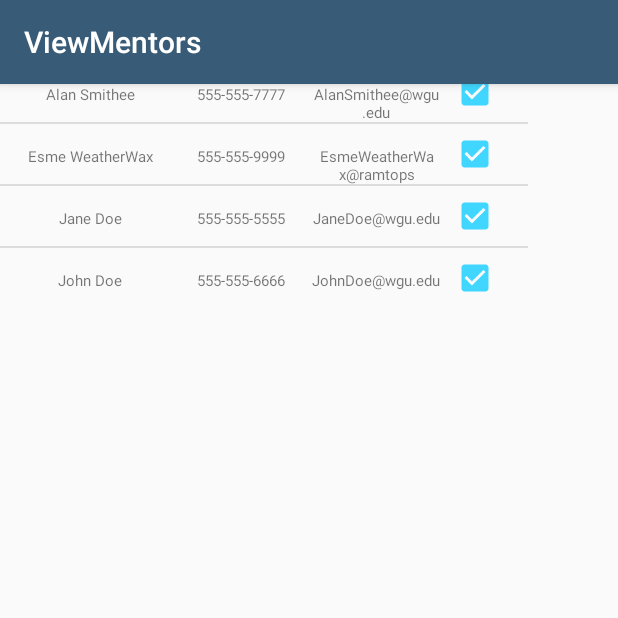
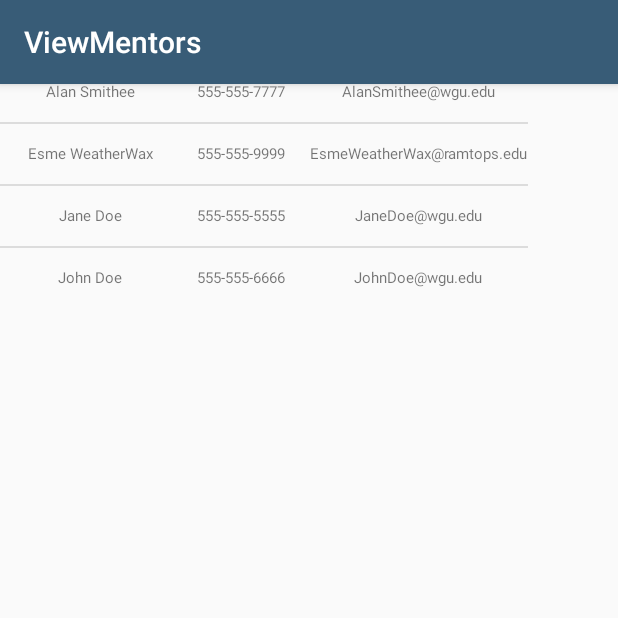
Before and after one commit to josephlosee/C196Practical, an Android app: the MentorList screen opened directly, with no data from a screen before it, on a phone screen of 412 x 824 dp, the top half of it. Run offline under Robolectric (Android 15) with nearby library versions, the phone set to English and light mode, and no system bars; 1 statement that could not run was skipped.

Commit message:
friday
still need to fix alert

```diff
--- a/app/src/main/java/edu/jlosee/c196practical/MentorCursorAdapter.java
+++ b/app/src/main/java/edu/jlosee/c196practical/MentorCursorAdapter.java
@@ -31,7 +31,7 @@ public class MentorCursorAdapter extends CursorAdapter{
         TextView mentorName = (TextView) view.findViewById(R.id.mentorName);
         TextView mentorPhone = (TextView) view.findViewById(R.id.mentorPhone);
         TextView mentorEmail = (TextView) view.findViewById(R.id.mentorEmail);
-        CheckBox checkBox = (CheckBox)view.findViewById(R.id.mentorAdd);
+        //CheckBox checkBox = (CheckBox)view.findViewById(R.id.mentorAdd);
 
         // Extract properties from cursor
         String name = cursor.getString(cursor.getColumnIndexOrThrow(DBOpenHelper.MENTOR_NAME));
@@ -44,7 +44,9 @@ public class MentorCursorAdapter extends CursorAdapter{
 
         //int priority = cursor.getInt(cursor.getColumnIndexOrThrow("priority"));
 
-        checkBox.setChecked(true);
+        //heckBox.setChecked(true);
         //TODO: add the mentor ID here somehow
+        TextView mentorID = (TextView) view.findViewById(R.id.mentorID);
+        mentorID.setText(cursor.getString(cursor.getColumnIndexOrThrow(DBOpenHelper.TABLE_ID+DBOpenHelper.TABLE_MENTOR)));
     }
 }
--- a/app/src/main/res/layout/mentorlinear.xml
+++ b/app/src/main/res/layout/mentorlinear.xml
@@ -37,6 +37,15 @@
         android:id="@+id/mentorAdd"
         android:layout_width="40dp"
         android:layout_height="40dp"
-        android:gravity="center" />
+        android:gravity="center"
+        android:visibility="gone" />
+
+    <TextView
+        android:id="@+id/mentorID"
+        android:layout_width="0dp"
+        android:layout_height="40dp"
+        android:layout_weight="1"
+        android:text="888"
+        android:visibility="invisible" />
 
 </LinearLayout>
```
Also changed, not shown: app/src/main/java/edu/jlosee/c196practical/MentorList.java (+29 -5 lines).
